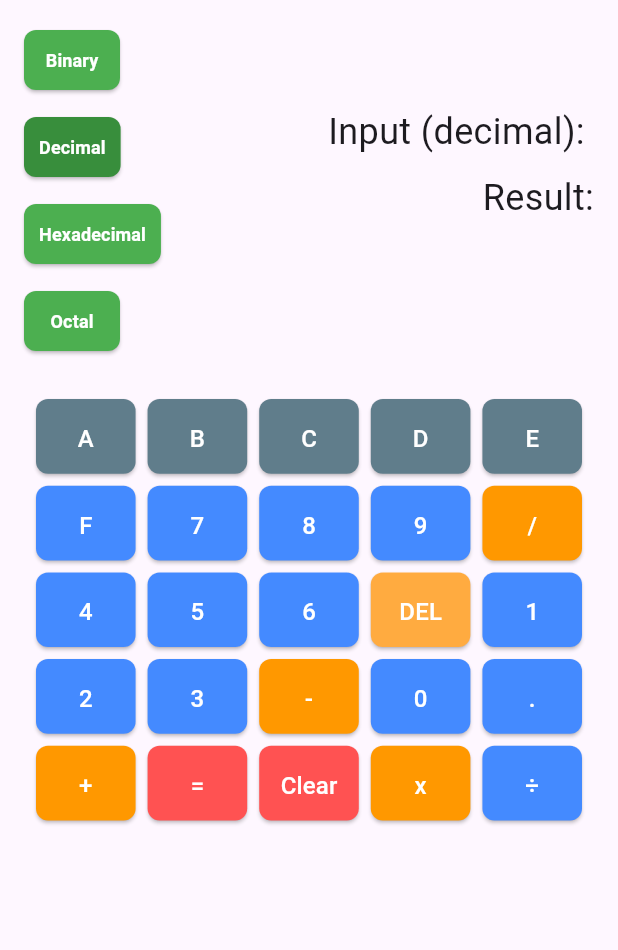
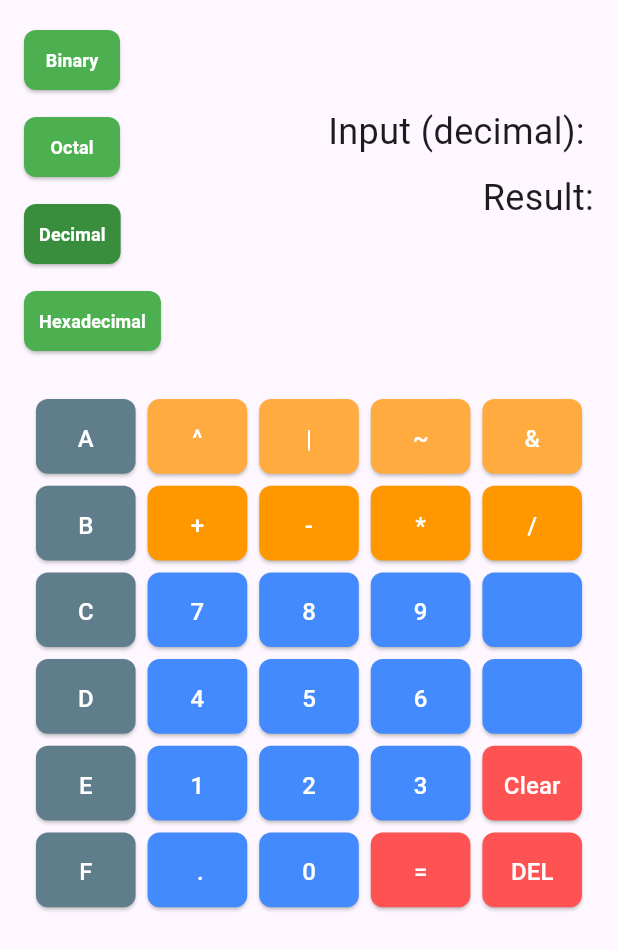
Before and after one commit to PTD-269/android-calculator, a Flutter app: the ProgrammerCalculatorUI widget shown alone on an empty page, opened directly, on a phone screen of 412 x 824 dp. Shown: the top 950 px of the screen. Run offline on Flutter 3.47's test engine with Material 3 defaults, Android fonts, the phone set to English and light mode, and no system bars.

Commit message:
fixed pro ver3

```diff
--- a/lib/ProgrammerCalc/ProgrammerCalculatorUI.dart
+++ b/lib/ProgrammerCalc/ProgrammerCalculatorUI.dart
@@ -118,11 +118,12 @@ class _ProgrammerCalculatorUIState extends State<ProgrammerCalculatorUI> {
                 children: [
                   _buildBaseButton('Binary', 'binary'),
                   SizedBox(height: 10),
+                  _buildBaseButton('Octal', 'octal'),
+
+                  SizedBox(height: 10),
                   _buildBaseButton('Decimal', 'decimal'),
                   SizedBox(height: 10),
                   _buildBaseButton('Hexadecimal', 'hexadecimal'),
-                  SizedBox(height: 10),
-                  _buildBaseButton('Octal', 'octal'),
                 ],
               ),
               // Hiển thị input và kết quả
--- a/lib/Widgets/ProgrammerKeyboard.dart
+++ b/lib/Widgets/ProgrammerKeyboard.dart
@@ -9,14 +9,41 @@ class ProgrammerKeyboard extends StatelessWidget {
     this.scale = 1, // Mặc định là kích thước gốc
   });
 
-  final List<String> buttons = [
-    "A", "B", "C", "D", "E", "F", // Các ký tự Hexadecimal
-    "7", "8", "9", "/",
-    "4", "5", "6", "DEL",
-    "1", "2", "3", "-",
-    "0", ".", "+", "=",
-    "Clear", "x", "÷"
+  final List<String> buttons =  [
+    "A","^", "|", "~", "&",
+    "B", "+" ,"-","*", "/",
+    "C","7", "8", "9"," ",
+    "D", "4" ,"5","6", " ",
+    "E", "1", "2", "3", "Clear",
+    "F"," .", "0", "=" ,"DEL"
   ];
+
+
+
+
+
+// 2
+
+// [
+//     "A", "7", "8", "9","Clear",
+//     "B", "4" ,"5","6", "DEL",
+//     "C", "1", "2", "3", "-",
+//     "D",".", "0","+","=",
+//     "E","^", "|", "~", "&",
+//     "F"," ", " ", " "
+//   ];
+
+  //   [
+  //   "A", "7", "8", "9","Clear",
+  //   "B", "4" ,"5","6", "DEL",
+  //   "C", "1", "2", "3", "-",
+  //   "D",".", "0","+","=",
+  //   "E","^", "|", "~", "&",
+  //   "F","(", ")", " "
+  // ];
+
+
+
 
   Color getButtonColor(String button) {
     final Map<String, Color> buttonColors = {
@@ -25,18 +52,23 @@ class ProgrammerKeyboard extends StatelessWidget {
       "C": Colors.blueGrey,
       "D": Colors.blueGrey,
       "E": Colors.blueGrey,
+      "F":Colors.blueGrey,
       "CE": Colors.orange,
       "=": Colors.redAccent,
       "/": Colors.orange,
-      "x": Colors.orange,
+      "*": Colors.orange,
       "-": Colors.orange,
       "+": Colors.orange,
       "%": Colors.orange,
       "<<": Colors.grey,
       ">>": Colors.grey,
       "+/-": Colors.grey,
-      "DEL":Colors.orangeAccent,
-      "Clear":Colors.redAccent
+      "DEL":Colors.redAccent,
+      "Clear":Colors.redAccent,
+      "~":Colors.orangeAccent,
+      "|": Colors.orangeAccent,
+      "^": Colors.orangeAccent,
+      "&": Colors.orangeAccent
     };
 
     return buttonColors[button] ?? Colors.blueAccent;
```
